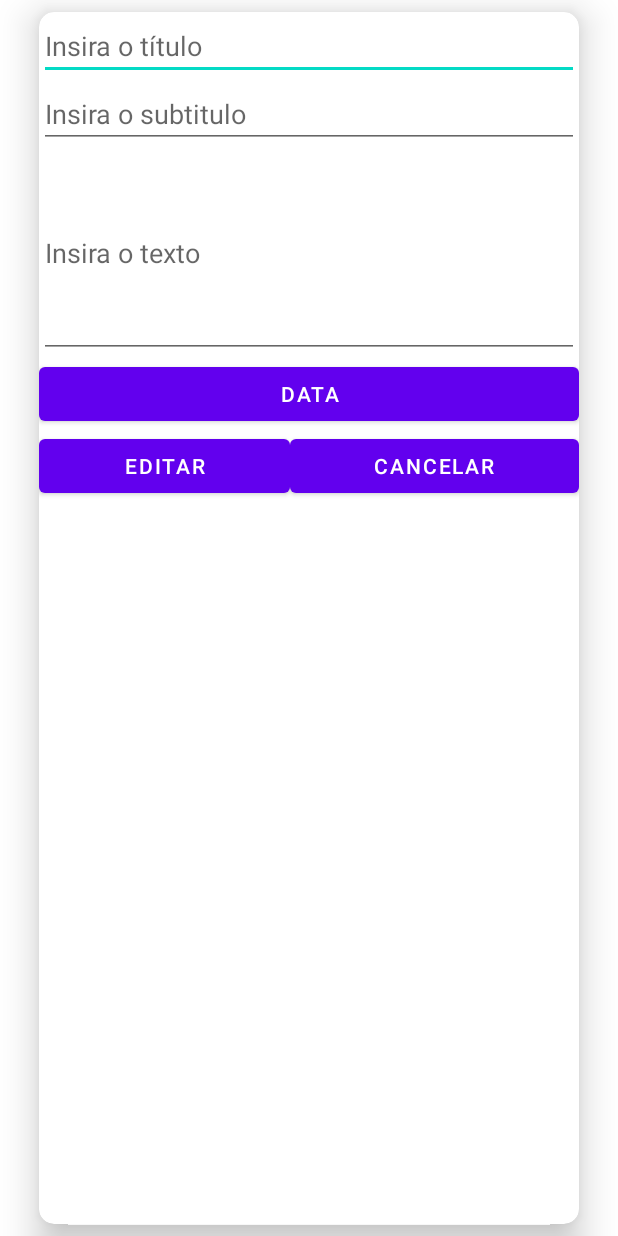
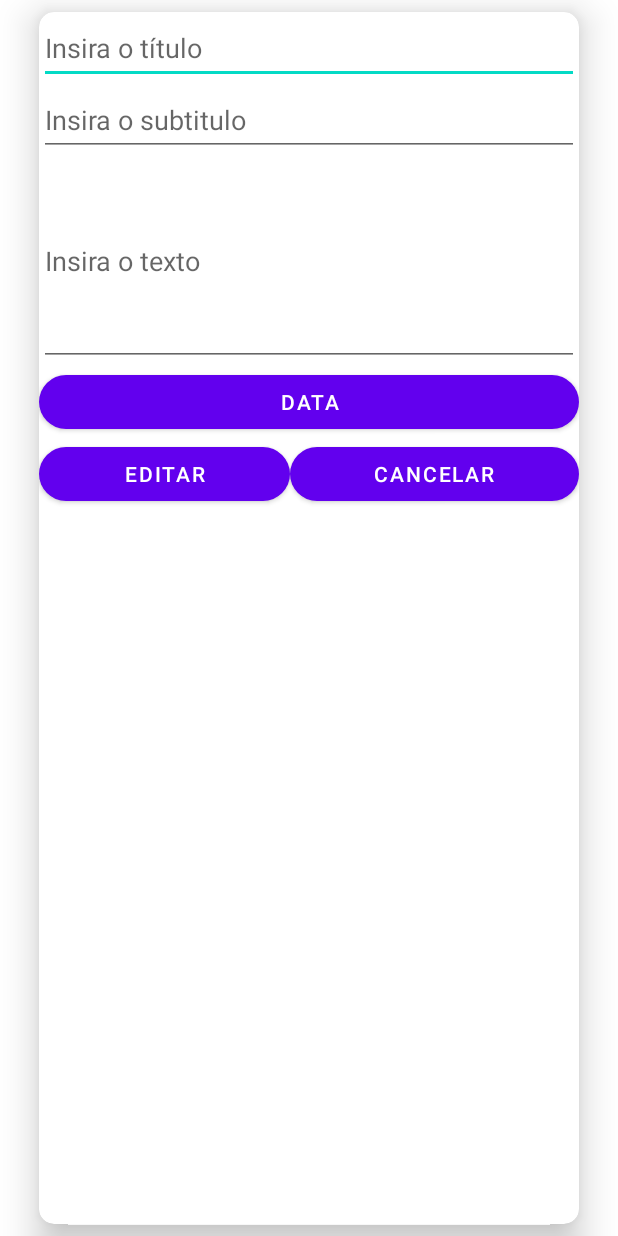
Before and after one commit to ivarejao/Todo, an Android app: the layout edit.xml on its own in the app's theme, with its tools: preview values and no code run, on a phone screen of 412 x 824 dp. Run offline under Robolectric (Android 15) with nearby library versions, the phone set to English and light mode, and no system bars.

Commit message:
Acertando xml

```diff
--- a/app/src/main/res/layout/edit.xml
+++ b/app/src/main/res/layout/edit.xml
@@ -31,7 +31,9 @@
                 android:layout_height="wrap_content"
                 android:ems="10"
                 android:hint="@string/insira_o_titulo"
-                android:inputType="textPersonName" />
+                android:importantForAutofill="no"
+                android:inputType="textPersonName"
+                android:minHeight="48dp" />
 
             <EditText
                 android:id="@+id/subtitle"
@@ -39,7 +41,9 @@
                 android:layout_height="wrap_content"
                 android:ems="10"
                 android:hint="@string/insira_o_subtitulo"
-                android:inputType="textPersonName" />
+                android:importantForAutofill="no"
+                android:inputType="textPersonName"
+                android:minHeight="48dp" />
 
             <EditText
                 android:id="@+id/text"
@@ -47,14 +51,16 @@
                 android:layout_height="140dp"
                 android:ems="10"
                 android:hint="@string/insira_o_texto"
-                android:inputType="textMultiLine" />
+                android:inputType="textMultiLine"
+                android:importantForAutofill="no" />
 
             <Button
                 android:id="@+id/date"
                 android:layout_width="match_parent"
                 android:layout_height="wrap_content"
                 android:hint="@string/data"
-                android:textColorHint="#FFFFFF" />
+                android:textColorHint="#FFFFFF"
+                app:cornerRadius="20dp" />
 
             <LinearLayout
                 android:layout_width="match_parent"
@@ -66,7 +72,8 @@
                     android:layout_width="wrap_content"
                     android:layout_height="wrap_content"
                     android:layout_weight="1"
-                    android:text="@string/editar" />
+                    android:text="@string/editar"
+                    app:cornerRadius="20dp" />
 
                 <Button
                     android:id="@+id/cancel"
@@ -74,7 +81,8 @@
                     android:layout_height="wrap_content"
                     android:layout_weight="1"
                     android:text="@string/cancelar"
-                    android:textColorHint="#FFFFFF" />
+                    android:textColorHint="#FFFFFF"
+                    app:cornerRadius="20dp" />
             </LinearLayout>
         </LinearLayout>
     </androidx.cardview.widget.CardView>
```
Also changed, not shown: app/src/main/res/layout/row.xml (+3 -7 lines).
